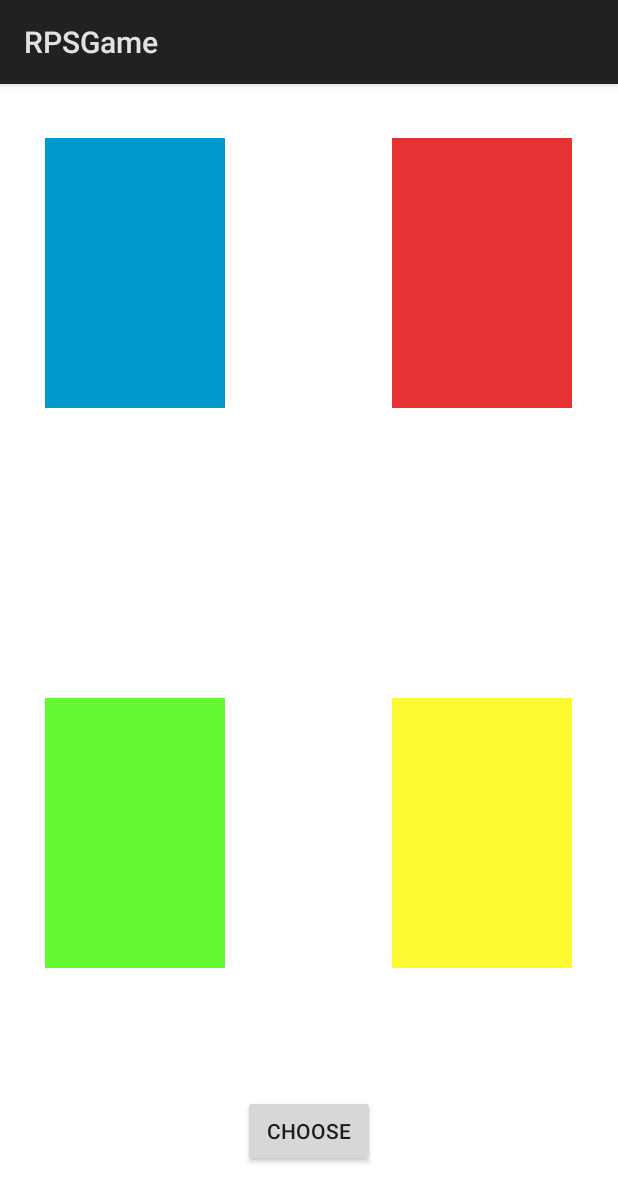
After one commit to IPolikujm/RPSGame, an Android app: the Settings screen opened directly, with no data from a screen before it, on a phone screen of 412 x 824 dp. The commit adds this screen. Shown: the top 1202 px of the screen. Run offline under Robolectric (Android 15) with nearby library versions, the phone set to English and light mode, and no system bars.

Commit message:
-2 colors for each player in sharedpreferences

```diff
--- a/app/src/main/AndroidManifest.xml
+++ b/app/src/main/AndroidManifest.xml
@@ -18,7 +18,8 @@
         </activity>
         <activity android:name=".GameActivity" />
         <activity android:name=".NextPlayer" />
-        <activity android:name=".PlayerWinActivity"></activity>
+        <activity android:name=".PlayerWinActivity" />
+        <activity android:name=".Settings"></activity>
     </application>
 
 </manifest>
--- a/app/src/main/java/com/example/josef/rpsgame/Flag.java
+++ b/app/src/main/java/com/example/josef/rpsgame/Flag.java
@@ -8,7 +8,10 @@ public class Flag extends PlayerUnit {
         super(context, r, c, player, x, y);
         super.canMove = false;
         if (player.ID == 1) {
-            super.UnitImage = BitmapFactory.decodeResource(context.getResources(), R.drawable.flag90p_blue);
+            if (player.GetColor() == 1)
+                super.UnitImage = BitmapFactory.decodeResource(context.getResources(), R.drawable.flag90p_blue);
+            if (player.GetColor() == 2)
+                super.UnitImage = BitmapFactory.decodeResource(context.getResources(), R.drawable.flag90p_green);
         }
         if (player.ID == 2) {
             super.UnitImage = BitmapFactory.decodeResource(context.getResources(), R.drawable.flag90n_red);
--- a/app/src/main/java/com/example/josef/rpsgame/Paper.java
+++ b/app/src/main/java/com/example/josef/rpsgame/Paper.java
@@ -8,7 +8,10 @@ public class Paper extends PlayerUnit {
         super(context, r, c, player, x, y);
         super.canMove = true;
         if (player.ID == 1) {
-            super.UnitImage = BitmapFactory.decodeResource(context.getResources(), R.drawable.paper90p_blue);
+            if (player.GetColor() == 1)
+                super.UnitImage = BitmapFactory.decodeResource(context.getResources(), R.drawable.paper90p_blue);
+            if (player.GetColor() == 2)
+                super.UnitImage = BitmapFactory.decodeResource(context.getResources(), R.drawable.paper90p_green);
         }
         if (player.ID == 2) {
             super.UnitImage = BitmapFactory.decodeResource(context.getResources(), R.drawable.paper90n_red);
--- a/app/src/main/java/com/example/josef/rpsgame/Scissors.java
+++ b/app/src/main/java/com/example/josef/rpsgame/Scissors.java
@@ -8,7 +8,10 @@ public class Scissors extends PlayerUnit {
         super(context, r, c, player, x, y);
         super.canMove = true;
         if (player.ID == 1) {
-            super.UnitImage = BitmapFactory.decodeResource(context.getResources(), R.drawable.scissors90p_blue);
+            if (player.GetColor() == 1)
+                super.UnitImage = BitmapFactory.decodeResource(context.getResources(), R.drawable.scissors90p_blue);
+            if (player.GetColor() == 2)
+                super.UnitImage = BitmapFactory.decodeResource(context.getResources(), R.drawable.scissors90p_green);
         }
         if (player.ID == 2) {
             super.UnitImage = BitmapFactory.decodeResource(context.getResources(), R.drawable.scissors90n_red);
--- /dev/null
+++ b/app/src/main/res/layout/activity_settings.xml
@@ -0,0 +1,161 @@
+<?xml version="1.0" encoding="utf-8"?>
+<android.support.constraint.ConstraintLayout xmlns:android="http://schemas.android.com/apk/res/android"
+    xmlns:app="http://schemas.android.com/apk/res-auto"
+    xmlns:tools="http://schemas.android.com/tools"
+    android:layout_width="match_parent"
+    android:layout_height="match_parent"
+    tools:context=".Settings">
+
+    <Button
+        android:id="@+id/button"
+        android:layout_width="wrap_content"
+        android:layout_height="wrap_content"
+        android:layout_marginBottom="8dp"
+        android:layout_marginEnd="8dp"
+        android:layout_marginStart="8dp"
+        android:layout_marginTop="8dp"
+        android:onClick="myClick2"
+        android:text="Choose"
+        app:layout_constraintBottom_toBottomOf="parent"
+        app:layout_constraintEnd_toEndOf="parent"
+        app:layout_constraintStart_toStartOf="parent"
+        app:layout_constraintTop_toTopOf="parent"
+        app:layout_constraintVertical_bias="0.946" />
+
+    <RelativeLayout
+        android:id="@+id/blueRelativeBorder"
+        android:layout_width="wrap_content"
+        android:layout_height="wrap_content"
+        android:layout_marginBottom="8dp"
+        android:layout_marginEnd="8dp"
+        android:layout_marginStart="8dp"
+        android:layout_marginTop="8dp"
+        android:padding="5dp"
+        app:layout_constraintBottom_toBottomOf="parent"
+        app:layout_constraintEnd_toEndOf="parent"
+        app:layout_constraintHorizontal_bias="0.036"
+        app:layout_constraintStart_toStartOf="parent"
+        app:layout_constraintTop_toTopOf="parent"
+        app:layout_constraintVertical_bias="0.027">
+
+        <ImageView
+            android:id="@+id/blueImageView"
+            android:layout_width="120dp"
+            android:layout_height="180dp"
+            android:layout_marginBottom="8dp"
+            android:layout_marginEnd="8dp"
+            android:layout_marginStart="8dp"
+            android:layout_marginTop="8dp"
+            android:onClick="blueOnClick"
+            android:src="@android:color/holo_blue_dark"
+            app:layout_constraintBottom_toBottomOf="parent"
+            app:layout_constraintEnd_toEndOf="parent"
+            app:layout_constraintHorizontal_bias="0.075"
+            app:layout_constraintStart_toStartOf="parent"
+            app:layout_constraintTop_toTopOf="parent"
+            app:layout_constraintVertical_bias="0.022" />
+    </RelativeLayout>
+
+    <RelativeLayout
+        android:id="@+id/redRelativeBorder"
+        android:layout_width="wrap_content"
+        android:layout_height="wrap_content"
+        android:layout_marginBottom="8dp"
+        android:layout_marginEnd="8dp"
+        android:layout_marginStart="8dp"
+        android:layout_marginTop="8dp"
+        android:padding="5dp"
+        app:layout_constraintBottom_toBottomOf="parent"
+        app:layout_constraintEnd_toEndOf="parent"
+        app:layout_constraintHorizontal_bias="0.963"
+        app:layout_constraintStart_toStartOf="parent"
+        app:layout_constraintTop_toTopOf="parent"
+        app:layout_constraintVertical_bias="0.027">
+
+        <ImageView
+            android:id="@+id/redImageView"
+            android:layout_width="120dp"
+            android:layout_height="180dp"
+            android:layout_marginBottom="8dp"
+            android:layout_marginEnd="8dp"
+            android:layout_marginStart="8dp"
+            android:layout_marginTop="8dp"
+            android:onClick="redOnClick"
+            android:src="#e63232"
+            app:layout_constraintBottom_toBottomOf="parent"
+            app:layout_constraintEnd_toEndOf="parent"
+            app:layout_constraintHorizontal_bias="0.075"
+            app:layout_constraintStart_toStartOf="parent"
+            app:layout_constraintTop_toTopOf="parent"
+            app:layout_constraintVertical_bias="0.022" />
+    </RelativeLayout>
+
+    <RelativeLayout
+    android:id="@+id/yellowRelativeBorder"
+    android:layout_width="wrap_content"
+    android:layout_height="wrap_content"
+    android:layout_marginBottom="8dp"
+    android:layout_marginEnd="8dp"
+    android:layout_marginStart="8dp"
+    android:layout_marginTop="8dp"
+    android:padding="5dp"
+    app:layout_constraintBottom_toBottomOf="parent"
+    app:layout_constraintEnd_toEndOf="parent"
+    app:layout_constraintHorizontal_bias="0.963"
+    app:layout_constraintStart_toStartOf="parent"
+    app:layout_constraintTop_toTopOf="parent"
+    app:layout_constraintVertical_bias="0.712">
+
+    <ImageView
+        android:id="@+id/yellowImageView"
+        android:layout_width="120dp"
+        android:layout_height="180dp"
+        android:layout_marginBottom="8dp"
+        android:layout_marginEnd="8dp"
+        android:layout_marginStart="8dp"
+        android:layout_marginTop="8dp"
+        android:onClick="yellowOnClick"
+        android:src="#fefa32"
+        app:layout_constraintBottom_toBottomOf="parent"
+        app:layout_constraintEnd_toEndOf="parent"
+        app:layout_constraintHorizontal_bias="0.075"
+        app:layout_constraintStart_toStartOf="parent"
+        app:layout_constraintTop_toTopOf="parent"
+        app:layout_constraintVertical_bias="0.022" />
+</RelativeLayout>
+
+    <RelativeLayout
+        android:id="@+id/greenRelativeBorder"
+        android:layout_width="wrap_content"
+        android:layout_height="wrap_content"
+        android:layout_marginBottom="8dp"
+        android:layout_marginEnd="8dp"
+        android:layout_marginStart="8dp"
+        android:layout_marginTop="8dp"
+        android:padding="5dp"
+        app:layout_constraintBottom_toBottomOf="parent"
+        app:layout_constraintEnd_toEndOf="parent"
+        app:layout_constraintHorizontal_bias="0.036"
+        app:layout_constraintStart_toStartOf="parent"
+        app:layout_constraintTop_toTopOf="parent"
+        app:layout_constraintVertical_bias="0.712">
+
+        <ImageView
+            android:id="@+id/greenImageView"
+            android:layout_width="120dp"
+            android:layout_height="180dp"
+            android:layout_marginBottom="8dp"
+            android:layout_marginEnd="8dp"
+            android:layout_marginStart="8dp"
+            android:layout_marginTop="8dp"
+            android:onClick="greenOnClick"
+            android:src="#64fa32"
+            app:layout_constraintBottom_toBottomOf="parent"
+            app:layout_constraintEnd_toEndOf="parent"
+            app:layout_constraintHorizontal_bias="0.075"
+            app:layout_constraintStart_toStartOf="parent"
+            app:layout_constraintTop_toTopOf="parent"
+            app:layout_constraintVertical_bias="0.022" />
+    </RelativeLayout>
+
+</android.support.constraint.ConstraintLayout>
--- a/app/src/main/res/values/strings.xml
+++ b/app/src/main/res/values/strings.xml
@@ -3,4 +3,5 @@
     <string name="play">Play</string>
     <string name="exit">Exit</string>
     <string name="next_player">Next Player</string>
+    <string name="settingsbutton">SettingsButton</string>
 </resources>
```
Also changed, not shown: app/src/main/java/com/example/josef/rpsgame/GameActivity.java (+10 -2 lines), app/src/main/java/com/example/josef/rpsgame/MainActivity.java (+58 -0 lines), app/src/main/java/com/example/josef/rpsgame/Player.java (+10 -0 lines), app/src/main/java/com/example/josef/rpsgame/RPSGameView.java (+10 -6 lines), app/src/main/java/com/example/josef/rpsgame/Rock.java (+9 -2 lines), app/src/main/java/com/example/josef/rpsgame/Settings.java (added, +216 -0 lines), app/src/main/res/layout/activity_main.xml (+12 -0 lines).
